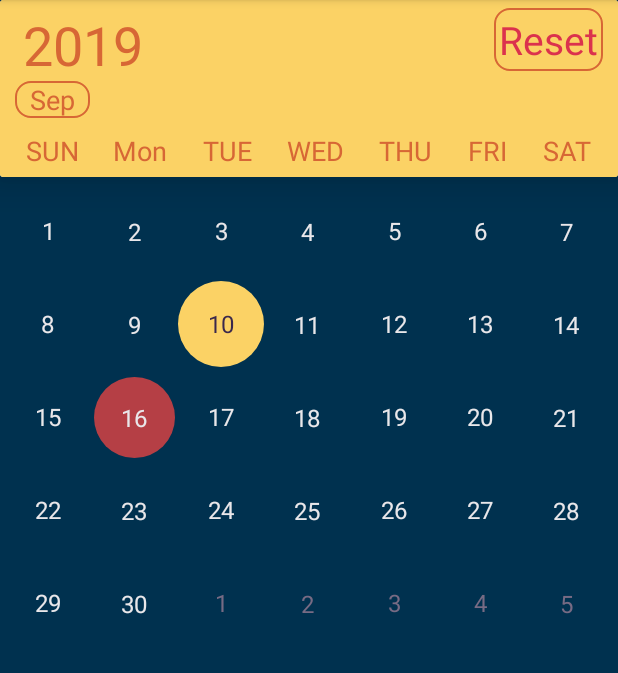
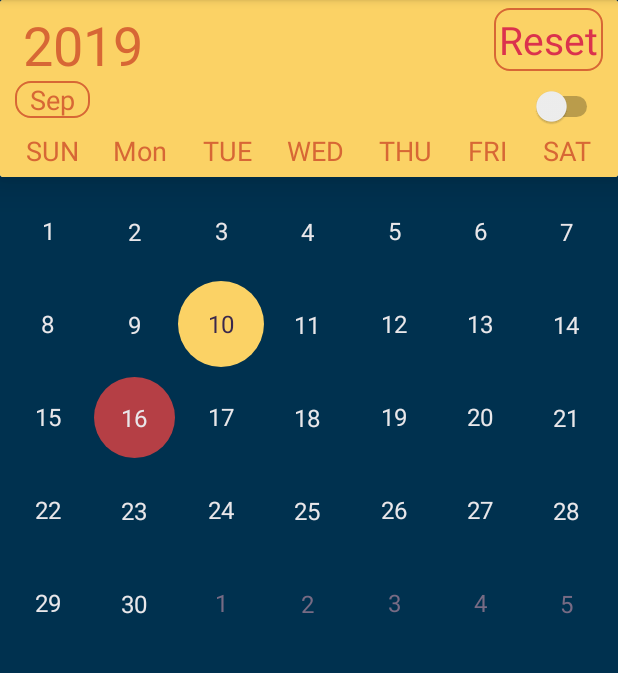
Before and after one commit to carrey1994/CalendarView, an Android app: the screen it shows after launch (MainActivity), after a tap on "10", on a phone screen of 412 x 824 dp, the part 84-757 px from its top. Run offline under Robolectric (Android 15) with nearby library versions, the phone set to English and light mode, and no system bars; Roboto replaces fonts that are not available here.

Commit message:
make arange be able to select over months

```diff
--- a/app/src/main/java/com/example/customcalendarview/CalendarPageAdapter.kt
+++ b/app/src/main/java/com/example/customcalendarview/CalendarPageAdapter.kt
@@ -1,6 +1,9 @@
 package com.example.customcalendarview
 
+import android.annotation.SuppressLint
 import android.content.Context
+import android.util.Log
+import android.util.SparseArray
 import android.view.LayoutInflater
 import android.view.View
 import android.view.ViewGroup
@@ -17,6 +20,7 @@ class CalendarPageAdapter(
     private lateinit var datePicker: DatePickerListener
     private lateinit var yearChangeListener: YearChangeListener
     private lateinit var monthChangerListener: MonthChangeListener
+    private var position = 0
 
     override fun isViewFromObject(view: View, `object`: Any): Boolean = view === `object`
 
@@ -43,6 +47,7 @@ class CalendarPageAdapter(
                 monthChangerListener.onMonthChangListener(month)
             }
         })
+        calendarView.tag = position
         container.addView(view)
         return view
     }
@@ -74,4 +79,9 @@ class CalendarPageAdapter(
     fun setMonthChangeListener(monthListener: MonthChangeListener) {
         this.monthChangerListener = monthListener
     }
+
+    override fun getItemPosition(`object`: Any): Int {
+        return POSITION_NONE
+    }
+
 }
--- /dev/null
+++ b/app/src/main/java/com/example/customcalendarview/CustomCalendarManager.kt
@@ -0,0 +1,18 @@
+package com.example.customcalendarview
+
+import android.annotation.SuppressLint
+import android.util.SparseArray
+import androidx.viewpager.widget.ViewPager
+
+object CustomCalendarManager {
+
+    var isContinue = true
+
+    val pickDates = arrayListOf<Long>()
+
+    lateinit var viewPager: ViewPager
+
+    val notifyPositions = arrayListOf<Int>()
+
+
+}
--- a/app/src/main/java/com/example/customcalendarview/CustomCalendarViewPager.kt
+++ b/app/src/main/java/com/example/customcalendarview/CustomCalendarViewPager.kt
@@ -7,6 +7,8 @@ import android.view.LayoutInflater
 import android.view.View
 import android.widget.LinearLayout
 import androidx.viewpager.widget.ViewPager
+import kotlinx.android.synthetic.main.layout_calendar.view.*
+import java.lang.Exception
 import java.util.*
 
 class CustomCalendarViewPager : LinearLayout {
@@ -62,6 +64,7 @@ class CustomCalendarViewPager : LinearLayout {
             }
         })
         vpCalendar.adapter = calendarPageAdapter
+        CustomCalendarManager.viewPager = vpCalendar
     }
 
 }
--- a/app/src/main/java/com/example/customcalendarview/DateAdapter.kt
+++ b/app/src/main/java/com/example/customcalendarview/DateAdapter.kt
@@ -11,6 +11,7 @@ import android.widget.FrameLayout
 import android.widget.TextView
 import androidx.core.content.ContextCompat
 import androidx.recyclerview.widget.RecyclerView
+import kotlinx.android.synthetic.main.layout_calendar.view.*
 import java.text.SimpleDateFormat
 import java.util.*
 
@@ -28,9 +29,13 @@ class DateAdapter(
 
     private val dateOffset = mCalendar.get(Calendar.DAY_OF_WEEK) - 1
 
-    private val pickDates = arrayListOf<Long>()
+    private val pickDates = CustomCalendarManager.pickDates
+
+    private val notifyPositions = CustomCalendarManager.notifyPositions
 
     private lateinit var dateListener: DateListener
+
+    var isContinue = CustomCalendarManager.isContinue
 
     override fun getItemViewType(position: Int): Int {
         val type: Int
@@ -80,12 +85,21 @@ class DateAdapter(
                 switchBackground(holder.flDate, dateText)
 
                 holder.tvDate.setOnClickListener {
-                    if (pickDates.size < 2) {
+                    if (isContinue && !pickDates.contains(getLongFromDate(dateText))) {
+                        if (pickDates.size == 2) {
+                            pickDates.clear()
+                        }
                         it.isSelected = !it.isSelected
-                        dateListener.onDate(year, month + 1, holder.tvDate.text.toString().toInt())
+                        dateListener.onDate(year, month + 1, "${holder.tvDate.text}".toInt())
                         pickDates.add(getLongFromDate(dateText))
+                        if (notifyPositions.contains(month).not())
+                            notifyPositions.add(month)
                         holder.flDate.isSelected = it.isSelected
                         switchBackground(holder.flDate, dateText)
+                        if (notifyPositions.size == 2) {
+                            notifyDataOverMonth()
+                            notifyPositions.clear()
+                        }
                         notifyDataSetChanged()
                     }
                 }
@@ -95,14 +109,22 @@ class DateAdapter(
                 holder.tvDate.text = mCalendar.get(Calendar.DATE).toString()
                 val dateText = "${holder.tvDate.text.toString().toInt()}/${month + 1}/$year"
                 switchBackground(holder.flDate, dateText)
-
                 holder.tvDate.setOnClickListener {
-                    if (pickDates.size < 2) {
+                    if (isContinue && !pickDates.contains(getLongFromDate(dateText))) {
+                        if (pickDates.size == 2) {
+                            pickDates.clear()
+                        }
                         it.isSelected = !it.isSelected
-                        dateListener.onDate(year, month + 1, holder.tvDate.text.toString().toInt())
+                        dateListener.onDate(year, month + 1, "${holder.tvDate.text}".toInt())
                         pickDates.add(getLongFromDate(dateText))
+                        if (notifyPositions.contains(month).not())
+                            notifyPositions.add(month)
                         holder.flDate.isSelected = it.isSelected
                         switchBackground(holder.flDate, dateText)
+                        if (notifyPositions.size == 2) {
+                            notifyDataOverMonth()
+                            notifyPositions.clear()
+                        }
                         notifyDataSetChanged()
                     }
                 }
@@ -116,6 +138,15 @@ class DateAdapter(
         }
 
         resetCalendar()
+    }
+
+    private fun notifyDataOverMonth() {
+        val startMonth = CustomCalendarManager.notifyPositions[0]
+        val endMonth = CustomCalendarManager.notifyPositions[1]
+        for (month in startMonth..endMonth) {
+            CustomCalendarManager.viewPager.findViewWithTag<CustomCalendarView>(month)
+                .rv_calendar.adapter!!.notifyDataSetChanged()
+        }
     }
 
     private fun resetCalendar() {
--- a/app/src/main/res/layout/layout_calendar.xml
+++ b/app/src/main/res/layout/layout_calendar.xml
@@ -39,11 +39,19 @@
                 android:layout_marginTop="5dp"
                 android:layout_marginRight="10dp"
                 android:background="@drawable/shape_round_month"
+                android:gravity="center"
                 android:padding="3dp"
-                android:gravity="center"
                 android:text="Reset"
                 android:textColor="#DB324D"
                 android:textSize="26dp" />
+
+            <Switch
+                android:id="@+id/sw_continue"
+                android:layout_width="wrap_content"
+                android:layout_height="wrap_content"
+                android:layout_below="@id/tv_clear"
+                android:layout_alignParentEnd="true"
+                android:layout_margin="10dp" />
 
             <TextView
                 android:id="@+id/tv_month"
```
Also changed, not shown: app/src/main/java/com/example/customcalendarview/CustomCalendarView.kt (+20 -0 lines).
